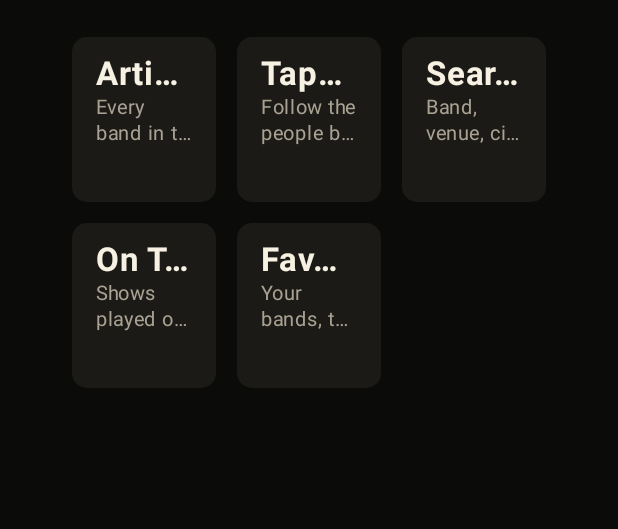
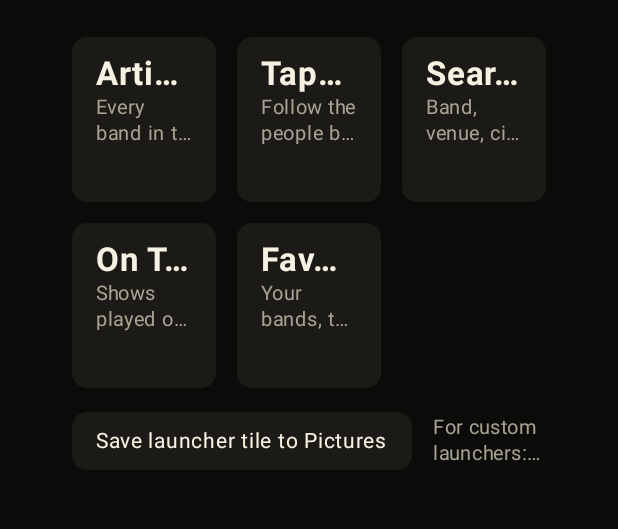
Before and after one commit to 13pts/taper-tv, an Android app built with Jetpack Compose: the screen it shows after launch (MainActivity), on a phone screen of 412 x 824 dp, the part 127-656 px from its top. Run offline under Robolectric (Android 15) with nearby library versions, the phone set to English and light mode, and no system bars; network calls fail; 8 statements that could not run were skipped.

Commit message:
Save launcher tile to Pictures (#7)
Writes the transparent tile PNG from the app's own resources into the
TV's Pictures folder, so custom launchers can use it without the file
passing through a phone.


Claude-Session: https://claude.ai/code/session_01LB3vauM9b7CbyGvAnoJHwL

Co-authored-by: Vega (Claude) <noreply@anthropic.com>

```diff
--- a/app/src/main/java/net/thirteenpoints/tapertv/ui/Screens.kt
+++ b/app/src/main/java/net/thirteenpoints/tapertv/ui/Screens.kt
@@ -23,6 +23,7 @@ import net.thirteenpoints.tapertv.data.Artist
 import net.thirteenpoints.tapertv.data.Favorites
 import net.thirteenpoints.tapertv.data.Recording
 import net.thirteenpoints.tapertv.data.Show
+import net.thirteenpoints.tapertv.data.TileExport
 import net.thirteenpoints.tapertv.data.Updater
 import kotlinx.coroutines.launch
 import net.thirteenpoints.tapertv.playback.PlayerConnection
@@ -43,6 +44,7 @@ fun HomeScreen(nav: Nav) {
     val context = LocalContext.current
     val scope = rememberCoroutineScope()
     LaunchedEffect(Unit) { Updater.check(context) }
+    var tileStatus by remember { mutableStateOf("") }
     Column {
         Row(verticalAlignment = Alignment.CenterVertically, modifier = Modifier.padding(bottom = 18.dp)) {
             Image(
@@ -83,6 +85,18 @@ fun HomeScreen(nav: Nav) {
                     }
                 }
             }
+        }
+        Spacer(Modifier.height(16.dp))
+        Row(verticalAlignment = Alignment.CenterVertically) {
+            Chip(
+                "Save launcher tile to Pictures",
+                onClick = { tileStatus = TileExport.save(context) },
+            )
+            Spacer(Modifier.width(14.dp))
+            Label(
+                tileStatus.ifBlank { "For custom launchers: a transparent tile image you can set as this app's icon." },
+                size = 13, color = Palette.Dim, maxLines = 2,
+            )
         }
     }
 }
```
Also changed, not shown: app/src/main/java/net/thirteenpoints/tapertv/data/TileExport.kt (added, +32 -0 lines), app/src/main/res/raw/tapertv_tile.png (added).
